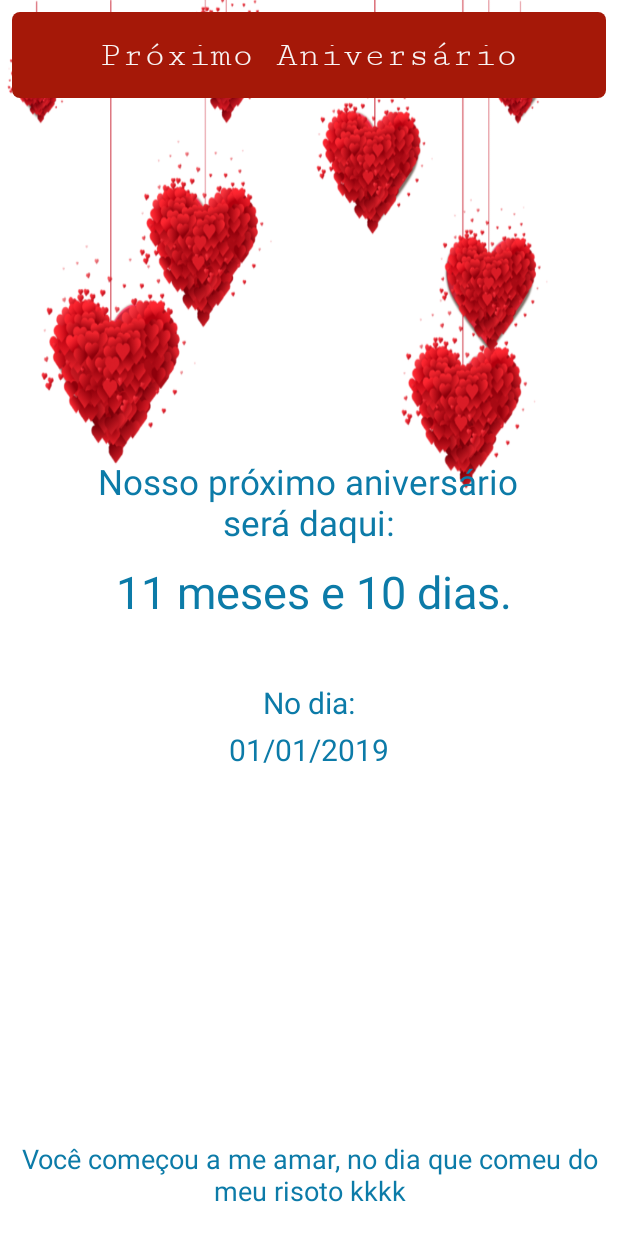
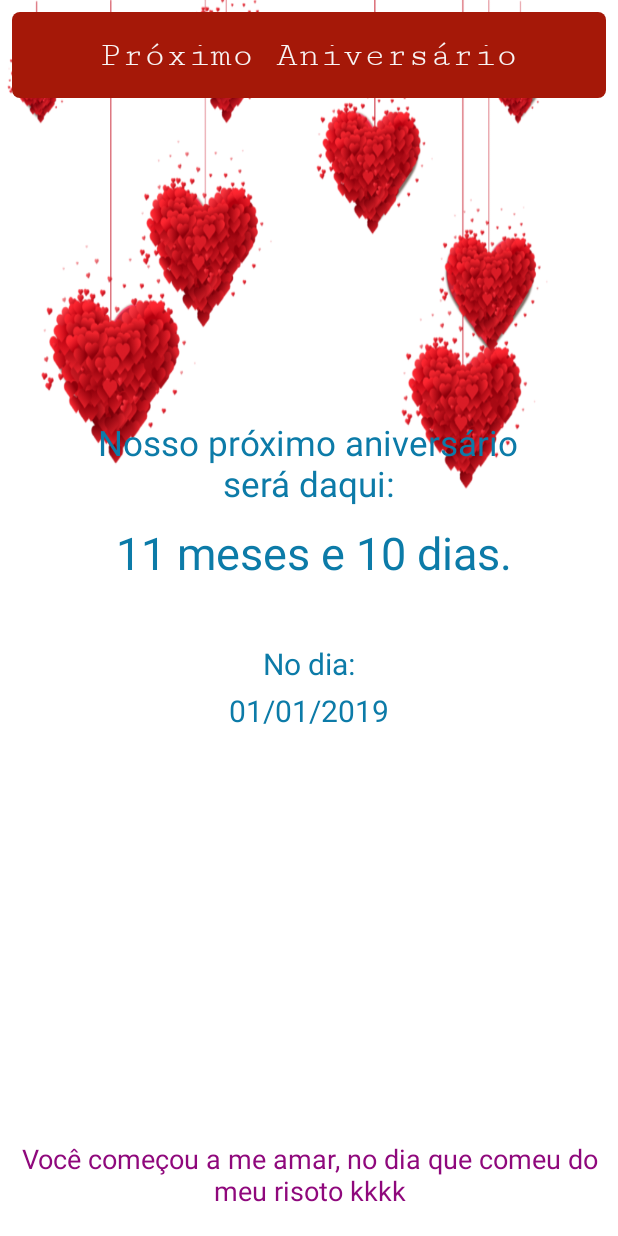
Before and after one commit to juniorsolo/tempoNamoroApp, an Android app: the layout activity_next_birthday.xml on its own in the app's theme, with its tools: preview values and no code run, on a phone screen of 412 x 824 dp. Run offline under Robolectric (Android 15) with nearby library versions, the phone set to English and light mode, and no system bars.

```diff
--- a/app/src/main/AndroidManifest.xml
+++ b/app/src/main/AndroidManifest.xml
@@ -9,7 +9,7 @@
         android:roundIcon="@mipmap/ic_launcher_round"
         android:supportsRtl="true"
         android:theme="@style/AppTheme">
-        <activity android:name=".views.NextDatingActivity"></activity>
+        <activity android:name=".views.NextBirthdayActivity"></activity>
         <activity android:name=".views.MainActivity">
             <intent-filter>
                 <action android:name="android.intent.action.MAIN" />
--- a/app/src/main/java/com/junior/tempodenamoro/views/MainActivity.java
+++ b/app/src/main/java/com/junior/tempodenamoro/views/MainActivity.java
@@ -38,7 +38,7 @@ public class MainActivity extends AppCompatActivity implements View.OnClickListe
     @Override
     public void onClick(View v) {
         if(v.getId() == R.id.button_next_birthday){
-            Intent intentNextBirthday = new Intent(this,NextDatingActivity.class);
+            Intent intentNextBirthday = new Intent(this,NextBirthdayActivity.class);
             startActivity(intentNextBirthday);
         }
     }
--- a/app/src/main/res/layout/content_next_dating.xml
+++ b/app/src/main/res/layout/activity_next_birthday.xml
@@ -6,7 +6,7 @@
     android:layout_height="match_parent"
     android:padding="8dp"
     android:background="@drawable/background_heart_ballon"
-    tools:context=".views.NextDatingActivity">
+    tools:context=".views.NextBirthdayActivity">
 
     <TextView
         android:id="@+id/text_title"
@@ -25,10 +25,10 @@
         android:layout_height="wrap_content"
         android:layout_below="@+id/text_title"
         android:layout_centerInParent="true"
-        android:layout_marginTop="240dp"
+        android:layout_marginTop="214dp"
         android:textSize="23sp"
         android:textAlignment="center"
-        android:textColor="#0C7BA8"
+        android:textColor="@color/text_blue"
         android:text="Nosso próximo aniversário será daqui:"/>
     <TextView
         android:id="@+id/text_nextBirthday"
@@ -38,7 +38,7 @@
         android:layout_centerInParent="true"
         android:layout_marginTop="10dp"
         android:textSize="30sp"
-        android:textColor="#0C7BA8"
+        android:textColor="@color/text_blue"
         android:text=" 11 meses e 10 dias."/>
 
     <TextView
@@ -49,7 +49,7 @@
         android:layout_centerInParent="true"
         android:layout_marginTop="40dp"
         android:textSize="20sp"
-        android:textColor="#0C7BA8"
+        android:textColor="@color/text_blue"
         android:text="No dia:"/>
     <TextView
         android:id="@+id/text_dia"
@@ -59,7 +59,7 @@
         android:layout_centerInParent="true"
         android:layout_marginTop="4dp"
         android:textSize="20sp"
-        android:textColor="#0C7BA8"
+        android:textColor="@color/text_blue"
         android:text="01/01/2019"/>
 
     <TextView
@@ -69,8 +69,9 @@
         android:layout_alignParentBottom="true"
         android:layout_marginBottom="10dp"
         android:textSize="18sp"
+        android:layout_centerInParent="true"
         android:textAlignment="center"
-        android:textColor="#0C7BA8"
+        android:textColor="@color/text_obs"
         android:text="Você começou a me amar, no dia que comeu do meu risoto kkkk"/>
 
 </RelativeLayout>
--- a/app/src/main/res/values/colors.xml
+++ b/app/src/main/res/values/colors.xml
@@ -5,4 +5,6 @@
     <color name="colorAccent">#F3A97E</color>
     <color name="colorBlue">#0FC9B3</color>
     <color name="colorWrite">#F8F5F5</color>
+    <color name="text_blue">#0C7BA8</color>
+    <color name="text_obs">#8F087C</color>
 </resources>
```
Also changed, not shown: app/src/main/java/com/junior/tempodenamoro/util/ExtractTimeFromPeriod.java (+7 -2 lines), app/src/main/java/com/junior/tempodenamoro/views/NextBirthdayActivity.java (renamed from app/src/main/java/com/junior/tempodenamoro/views/NextDatingActivity.java, +24 -20 lines), app/src/main/res/layout/activity_next_dating.xml (deleted, +0 -33 lines), app/src/main/res/values/styles.xml (+0 -8 lines).
